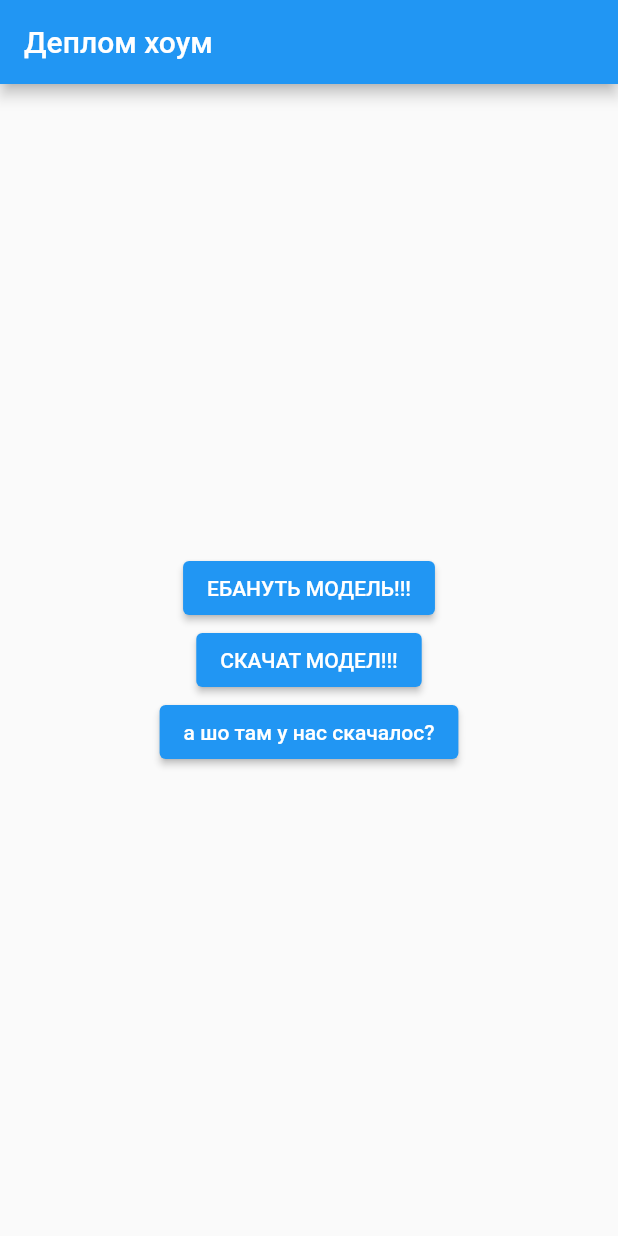
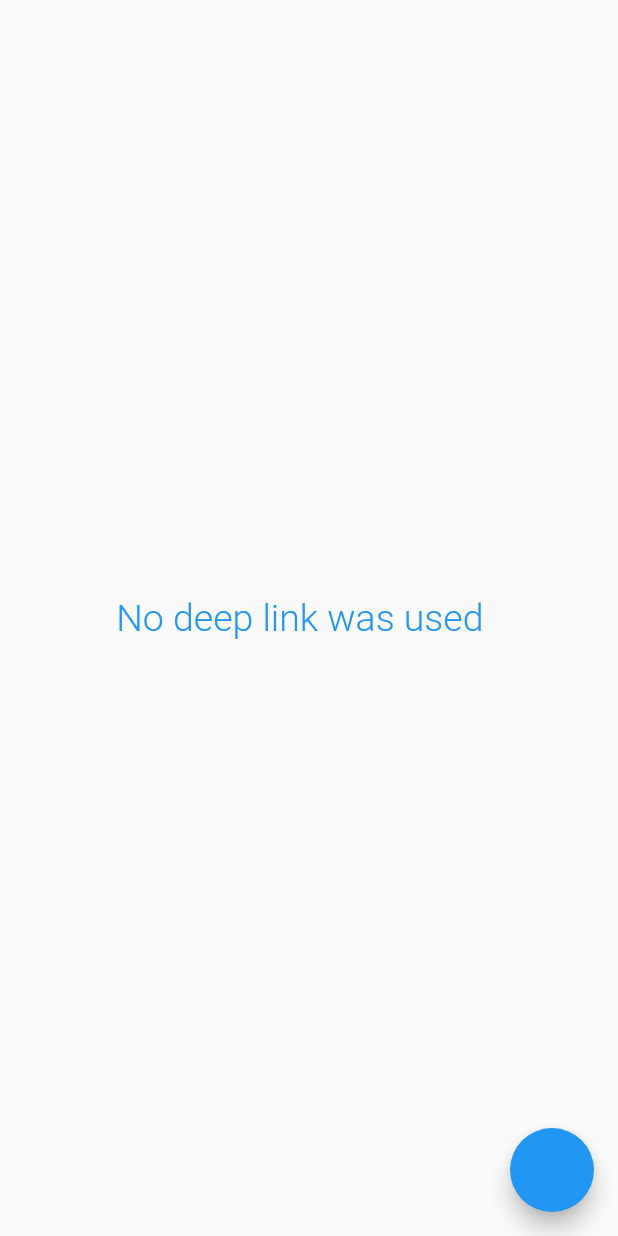
Before and after one commit to wandeimer/AR_for_DNS_shop, a Flutter app: the screen it shows after launch, on a phone screen of 412 x 824 dp. Run offline on Flutter 3.47's test engine with Material 2 defaults, Android fonts, the phone set to English and light mode, and no system bars; our stand-ins replace permission_handler; missing offline and left inert: flutter_downloader.

Commit message:
first commit with deep link. working on ios (android need setup)

```diff
--- /dev/null
+++ b/lib/DeepLinlk/bloc.dart
@@ -0,0 +1,53 @@
+import 'dart:async';
+
+import 'package:flutter/services.dart';
+
+abstract class Bloc {
+  void dispose();
+}
+
+class DeepLinkBloc extends Bloc {
+
+  //Event Channel creation
+  static const stream = const EventChannel('poc.deeplink.flutter.dev/events');
+
+  //Method channel creation
+  static const platform = const MethodChannel('poc.deeplink.flutter.dev/channel');
+
+  StreamController<String> _stateController = StreamController();
+
+  Stream<String> get state => _stateController.stream;
+
+  Sink<String> get stateSink => _stateController.sink;
+
+
+  //Adding the listener into contructor
+  DeepLinkBloc() {
+    //Checking application start by deep link
+    startUri().then(_onRedirected);
+    //Checking broadcast stream, if deep link was clicked in opened appication
+    stream.receiveBroadcastStream().listen((d) => _onRedirected(d));
+  }
+
+
+  _onRedirected(String uri) {
+    // Here can be any uri analysis, checking tokens etc, if it’s necessary
+    // Throw deep link URI into the BloC's stream
+    stateSink.add(uri);
+  }
+
+
+  @override
+  void dispose() {
+    _stateController.close();
+  }
+
+
+  Future<String> startUri() async {
+    try {
+      return platform.invokeMethod('initialLink');
+    } on PlatformException catch (e) {
+      return "Failed to Invoke: '${e.message}'.";
+    }
+  }
+}
--- /dev/null
+++ b/lib/DeepLinlk/page.dart
@@ -0,0 +1,38 @@
+import 'package:flios/main.dart';
+import 'package:flutter/material.dart';
+import 'package:provider/provider.dart';
+import '../downloadPage.dart';
+import 'poc.dart';
+
+import 'bloc.dart';
+
+class PocApp extends StatelessWidget {
+  // This widget is the root of your application.
+  @override
+  Widget build(BuildContext context) {
+    DeepLinkBloc _bloc = DeepLinkBloc();
+    return MaterialApp(
+      title: 'Flutter and Deep Linsk PoC',
+      theme: ThemeData(
+          primarySwatch: Colors.blue,
+          textTheme: TextTheme(
+            title: TextStyle(
+              fontWeight: FontWeight.w300,
+              color: Colors.blue,
+              fontSize: 25.0,
+            ),
+          )),
+      home: Scaffold(
+          body: Provider<DeepLinkBloc>(
+              create: (context) => _bloc,
+              dispose: (context, bloc) => bloc.dispose(),
+              child: PocWidget()),
+          floatingActionButton: Builder(
+            builder: (context) => FloatingActionButton(onPressed: () {
+              Navigator.push(context,
+                  MaterialPageRoute(builder: (context) => MyApp()));
+            }),
+          )),
+    );
+  }
+}
--- /dev/null
+++ b/lib/DeepLinlk/poc.dart
@@ -0,0 +1,29 @@
+import 'package:flutter/material.dart';
+import 'package:provider/provider.dart';
+
+import 'bloc.dart';
+
+class PocWidget extends StatelessWidget {
+  @override
+  Widget build(BuildContext context) {
+    DeepLinkBloc _bloc = Provider.of<DeepLinkBloc>(context);
+    return StreamBuilder<String>(
+      stream: _bloc.state,
+      builder: (context, snapshot) {
+        if (!snapshot.hasData) {
+          return Container(
+              child: Center(
+                  child: Text('No deep link was used  ',
+                      style: Theme.of(context).textTheme.title)));
+        } else {
+          return Container(
+              child: Center(
+                  child: Padding(
+                      padding: EdgeInsets.all(20.0),
+                      child: Text('Redirected: ${snapshot.data.substring("poc://deeplink.flutter.dev/".length)}',
+                          style: Theme.of(context).textTheme.title))));
+        }
+      },
+    );
+  }
+}
--- a/lib/main.dart
+++ b/lib/main.dart
@@ -3,12 +3,14 @@ import 'package:flutter/services.dart';
 import 'package:flutter_downloader/flutter_downloader.dart';
 import 'listDownloadedFiles.dart';
 import 'downloadPage.dart';
+import 'DeepLinlk/page.dart';
 
 
 void main() async {
   WidgetsFlutterBinding.ensureInitialized();
   await FlutterDownloader.initialize(debug: true);
-  runApp(MyApp());
+  //runApp(MyApp());
+  runApp(PocApp());
 }
 
 class MyApp extends StatelessWidget {
--- a/pubspec.yaml
+++ b/pubspec.yaml
@@ -26,7 +26,7 @@ dependencies:
   path_provider: ^2.0.0
   permission_handler: ^7.1.0
   flutter_downloader: ^1.6.0
-
+  provider: ^4.0.4
 
   # The following adds the Cupertino Icons font to your application.
   # Use with the CupertinoIcons class for iOS style icons.
```
Also changed, not shown: pubspec.lock, 50 other files.
